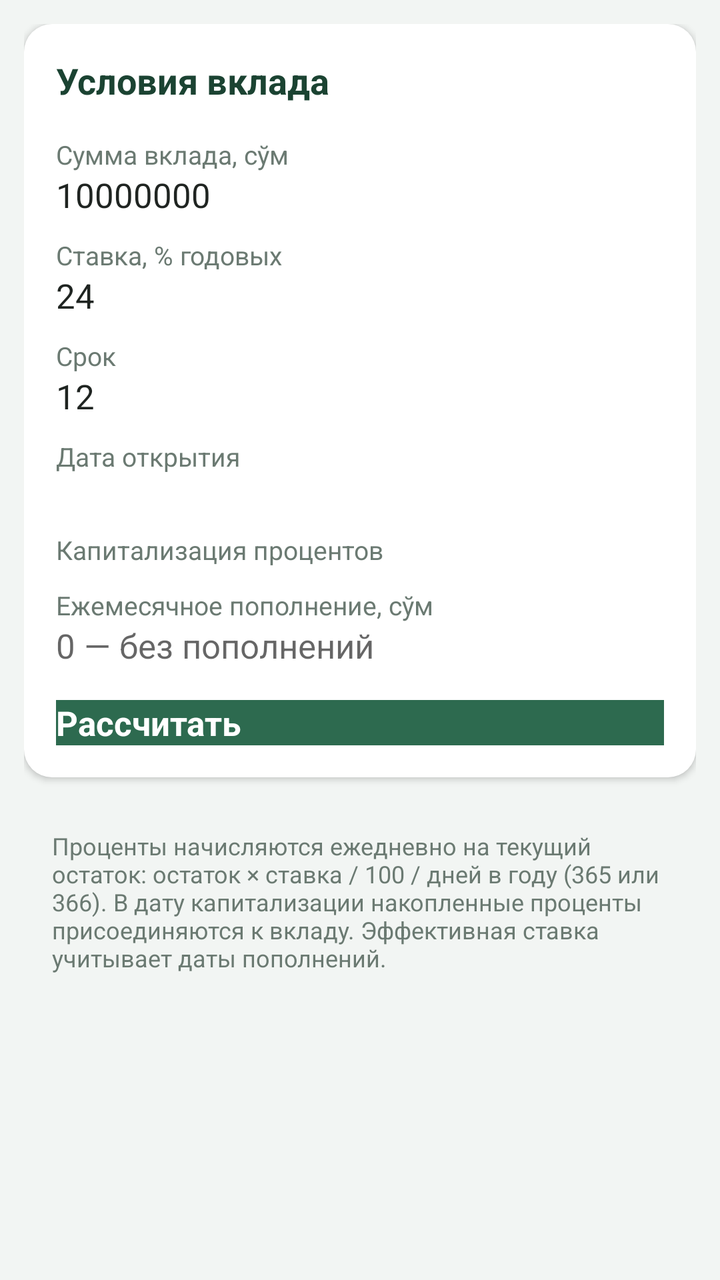
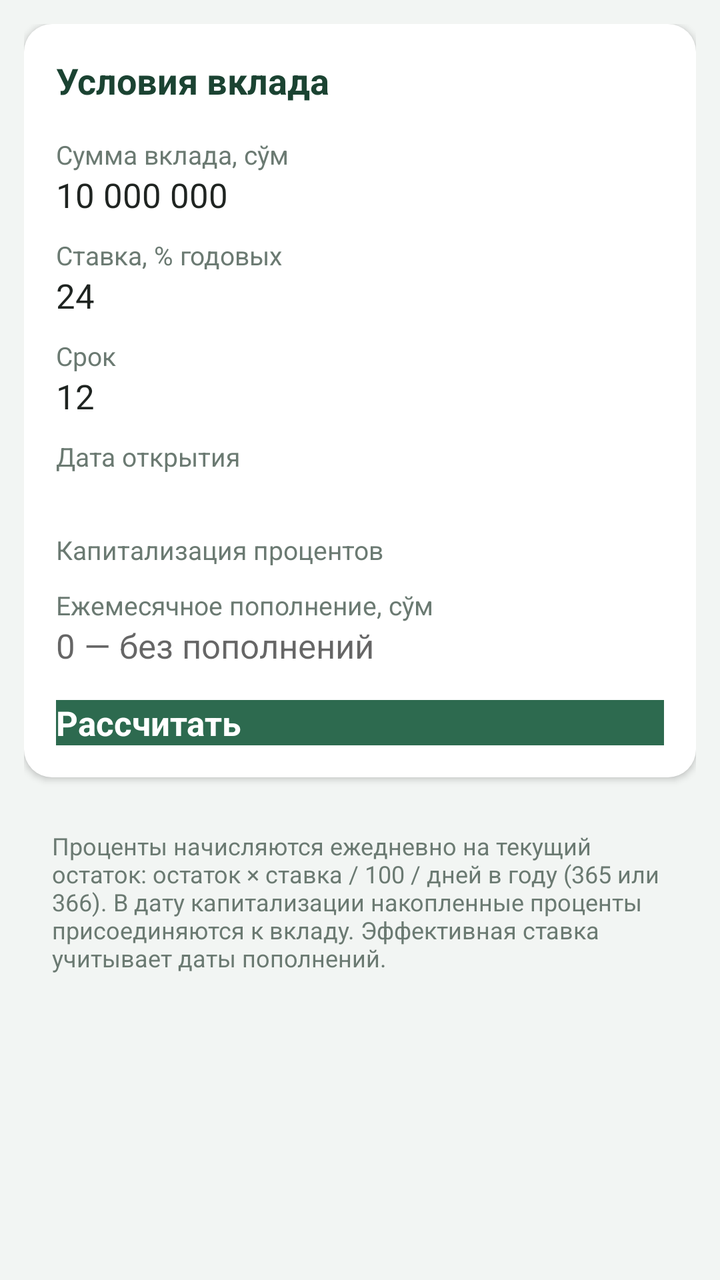

An Android layout rendered at two revisions. The XML below is the earlier revision; the diff shows what the commit changed to produce the second picture.
<!-- AndroidManifest.xml: application theme AppTheme -->
<!-- res/layout/activity_main.xml -->
<?xml version="1.0" encoding="utf-8"?>
<ScrollView xmlns:android="http://schemas.android.com/apk/res/android"
    android:layout_width="match_parent"
    android:layout_height="match_parent"
    android:background="@color/screen"
    android:fillViewport="true">

    <LinearLayout
        android:layout_width="match_parent"
        android:layout_height="wrap_content"
        android:orientation="vertical"
        android:padding="12dp">

        
        <LinearLayout
            style="@style/Card"
            android:layout_width="match_parent"
            android:layout_height="wrap_content">

            <TextView
                style="@style/CardTitle"
                android:text="@string/conditions" />

            <TextView
                style="@style/Label"
                android:text="@string/amount" />

            <EditText
                android:id="@+id/amount"
                style="@style/Field"
                android:hint="@string/amount_hint"
                android:importantForAutofill="no"
                android:inputType="numberDecimal"
                android:text="10000000" />

            <TextView
                style="@style/Label"
                android:text="@string/rate" />

            <EditText
                android:id="@+id/rate"
                style="@style/Field"
                android:hint="@string/rate_hint"
                android:importantForAutofill="no"
                android:inputType="numberDecimal"
                android:text="24" />

            <TextView
                style="@style/Label"
                android:text="@string/term" />

            <LinearLayout
                android:layout_width="match_parent"
                android:layout_height="wrap_content"
                android:baselineAligned="false"
                android:orientation="horizontal">

                <EditText
                    android:id="@+id/term"
                    style="@style/Field"
                    android:layout_width="0dp"
                    android:layout_weight="1"
                    android:importantForAutofill="no"
                    android:inputType="number"
                    android:text="12" />

                <Spinner
                    android:id="@+id/term_unit"
                    android:layout_width="0dp"
                    android:layout_height="wrap_content"
                    android:layout_gravity="center_vertical"
                    android:layout_marginStart="8dp"
                    android:layout_weight="1" />
            </LinearLayout>

            <TextView
                style="@style/Label"
                android:text="@string/start_date" />

            <Button
                android:id="@+id/start_date"
                android:layout_width="match_parent"
                android:layout_height="wrap_content"
                android:textAllCaps="false" />

            <TextView
                style="@style/Label"
                android:text="@string/capitalization" />

            <Spinner
                android:id="@+id/capitalization"
                android:layout_width="match_parent"
                android:layout_height="wrap_content" />

            <TextView
                style="@style/Label"
                android:text="@string/topup" />

            <EditText
                android:id="@+id/topup"
                style="@style/Field"
                android:hint="@string/topup_hint"
                android:importantForAutofill="no"
                android:inputType="numberDecimal" />

            <Button
                android:id="@+id/calculate"
                android:layout_width="match_parent"
                android:layout_height="wrap_content"
                android:layout_marginTop="16dp"
                android:background="@color/accent"
                android:text="@string/calculate"
                android:textAllCaps="false"
                android:textColor="#FFFFFF"
                android:textSize="17sp"
                android:textStyle="bold" />
        </LinearLayout>

        <TextView
            android:id="@+id/error"
            android:layout_width="match_parent"
            android:layout_height="wrap_content"
            android:layout_marginTop="12dp"
            android:background="@color/error_background"
            android:padding="14dp"
            android:textColor="@color/error_text"
            android:textSize="15sp"
            android:visibility="gone" />

        
        <LinearLayout
            android:id="@+id/result_card"
            style="@style/Card"
            android:layout_width="match_parent"
            android:layout_height="wrap_content"
            android:visibility="gone">

            <TextView
                style="@style/CardTitle"
                android:text="@string/result" />

            <TextView
                style="@style/Label"
                android:text="@string/payout" />

            <TextView
                android:id="@+id/payout"
                android:layout_width="match_parent"
                android:layout_height="wrap_content"
                android:textColor="@color/accent"
                android:textSize="30sp"
                android:textStyle="bold" />

            <TextView
                android:id="@+id/summary"
                android:layout_width="match_parent"
                android:layout_height="wrap_content"
                android:layout_marginTop="10dp"
                android:lineSpacingExtra="4dp"
                android:textColor="@color/text"
                android:textSize="15sp" />
        </LinearLayout>

        
        <LinearLayout
            android:id="@+id/schedule_card"
            style="@style/Card"
            android:layout_width="match_parent"
            android:layout_height="wrap_content"
            android:visibility="gone">

            <TextView
                style="@style/CardTitle"
                android:text="@string/schedule" />

            <HorizontalScrollView
                android:layout_width="match_parent"
                android:layout_height="wrap_content">

                <TableLayout
                    android:id="@+id/schedule"
                    android:layout_width="wrap_content"
                    android:layout_height="wrap_content" />
            </HorizontalScrollView>
        </LinearLayout>

        
        <LinearLayout
            android:id="@+id/compare_card"
            style="@style/Card"
            android:layout_width="match_parent"
            android:layout_height="wrap_content"
            android:visibility="gone">

            <TextView
                style="@style/CardTitle"
                android:text="@string/comparison" />

            <TextView
                android:id="@+id/compare"
                android:layout_width="match_parent"
                android:layout_height="wrap_content"
                android:lineSpacingExtra="5dp"
                android:textColor="@color/text"
                android:textSize="14sp" />
        </LinearLayout>

        <TextView
            android:layout_width="match_parent"
            android:layout_height="wrap_content"
            android:layout_margin="14dp"
            android:text="@string/formula_note"
            android:textColor="@color/muted"
            android:textSize="12sp" />
    </LinearLayout>
</ScrollView>
<!-- resources referenced by this layout -->
<resources>
  <color name="accent">#2D6A4F</color>
  <color name="error_background">#FDECEA</color>
  <color name="error_text">#B3261E</color>
  <color name="muted">#6B7A72</color>
  <color name="screen">#F2F5F3</color>
  <color name="text">#1F2421</color>
  <string name="amount">Сумма вклада, сўм</string>
  <string name="amount_hint">например 10 000 000</string>
  <string name="calculate">Рассчитать</string>
  <string name="capitalization">Капитализация процентов</string>
  <string name="comparison">Сравнение схем капитализации</string>
  <string name="conditions">Условия вклада</string>
  <string name="formula_note">Проценты начисляются ежедневно на текущий остаток: остаток × ставка / 100 / дней в году (365 или 366). В дату капитализации накопленные проценты присоединяются к вкладу. Эффективная ставка учитывает даты пополнений.</string>
  <string name="payout">Сумма в конце срока</string>
  <string name="rate">Ставка, % годовых</string>
  <string name="rate_hint">например 24</string>
  <string name="result">Результат</string>
  <string name="schedule">График по месяцам</string>
  <string name="start_date">Дата открытия</string>
  <string name="term">Срок</string>
  <string name="topup">Ежемесячное пополнение, сўм</string>
  <string name="topup_hint">0 — без пополнений</string>
  <style name="Card">
          <item name="android:orientation">vertical</item>
          <item name="android:background">@drawable/card_background</item>
          <item name="android:padding">16dp</item>
          <item name="android:layout_marginBottom">12dp</item>
          <item name="android:elevation">2dp</item>
      </style>
  <style name="CardTitle">
          <item name="android:layout_width">match_parent</item>
          <item name="android:layout_height">wrap_content</item>
          <item name="android:textColor">@color/accent_dark</item>
          <item name="android:textSize">18sp</item>
          <item name="android:textStyle">bold</item>
          <item name="android:paddingBottom">6dp</item>
      </style>
  <style name="Field">
          <item name="android:layout_width">match_parent</item>
          <item name="android:layout_height">wrap_content</item>
          <item name="android:textColor">@color/text</item>
          <item name="android:textSize">17sp</item>
      </style>
  <style name="Label">
          <item name="android:layout_width">match_parent</item>
          <item name="android:layout_height">wrap_content</item>
          <item name="android:layout_marginTop">10dp</item>
          <item name="android:textColor">@color/muted</item>
          <item name="android:textSize">13sp</item>
      </style>
  <style name="AppTheme" parent="@android:style/Theme.Material.Light.DarkActionBar">
          <item name="android:colorPrimary">@color/accent</item>
          <item name="android:colorPrimaryDark">@color/accent_dark</item>
          <item name="android:colorAccent">@color/accent</item>
          <item name="android:windowBackground">@color/screen</item>
      </style>
  <!-- drawable card_background (drawable) -->
  <?xml version="1.0" encoding="utf-8"?>
  <shape xmlns:android="http://schemas.android.com/apk/res/android"
      android:shape="rectangle">
      <solid android:color="@color/card" />
      <corners android:radius="14dp" />
  </shape>
  <color name="accent_dark">#1B4332</color>
  <color name="card">#FFFFFF</color>
</resources>

<!-- the commit's change to res/layout/activity_main.xml (unified diff, before → after) -->
@@ -28,10 +28,11 @@
             <EditText
                 android:id="@+id/amount"
                 style="@style/Field"
+                android:digits="0123456789, "
                 android:hint="@string/amount_hint"
                 android:importantForAutofill="no"
                 android:inputType="numberDecimal"
-                android:text="10000000" />
+                android:text="10 000 000" />
 
             <TextView
                 style="@style/Label"
@@ -99,6 +100,7 @@
             <EditText
                 android:id="@+id/topup"
                 style="@style/Field"
+                android:digits="0123456789, "
                 android:hint="@string/topup_hint"
                 android:importantForAutofill="no"
                 android:inputType="numberDecimal" />
